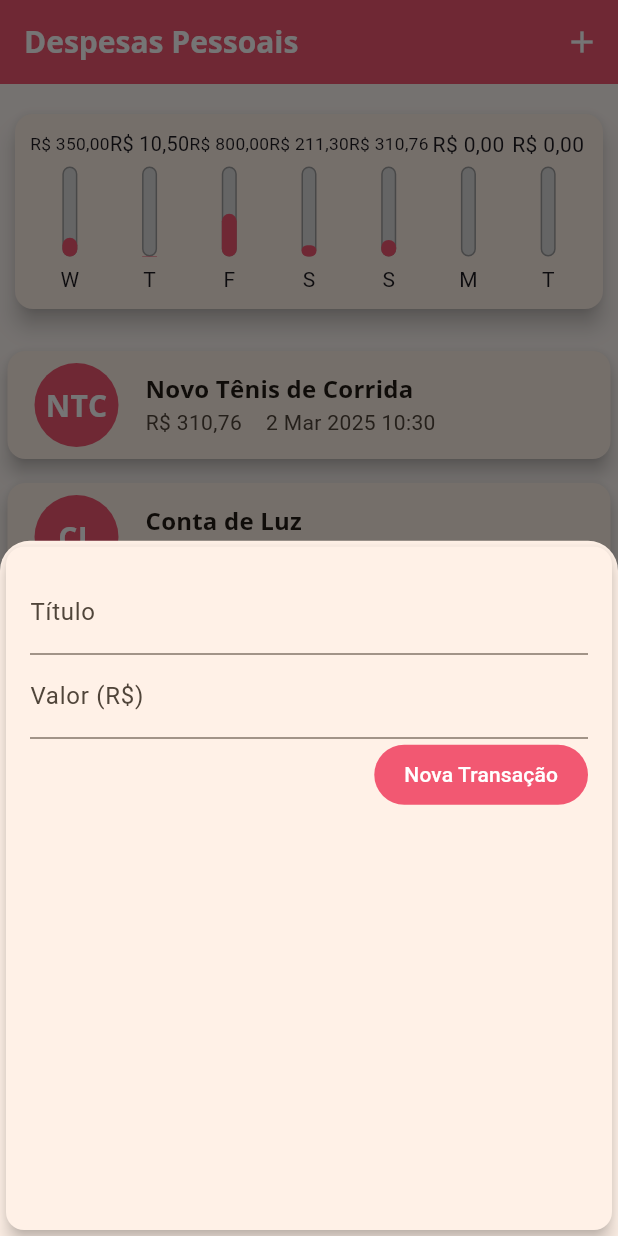
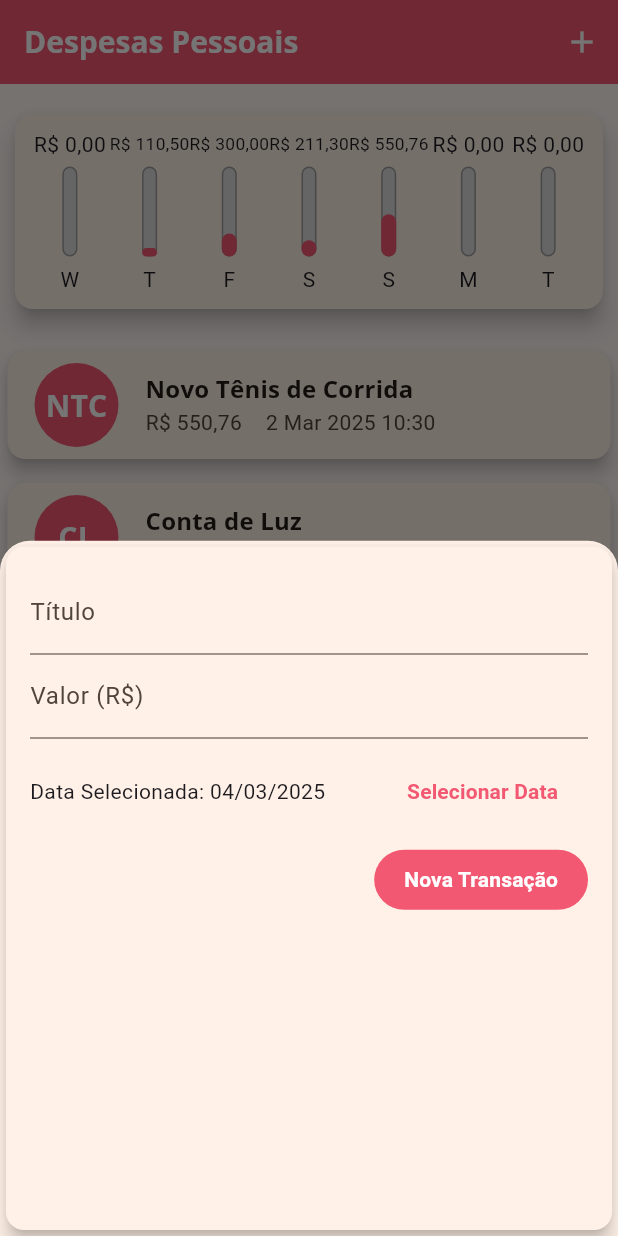
Before and after one commit to IsaiasFernandes/expenses_flutter, a Flutter app: the screen it shows after launch, after a tap on the "add" icon, on a phone screen of 412 x 824 dp. Run offline on Flutter 3.47's test engine with Material 3 defaults, Android fonts, the phone set to English and light mode, and no system bars; our stand-ins replace flutter_multi_formatter.

Commit message:
adicionando data no formulario.

```diff
--- a/lib/presentation/viewmodels/transactionViewmodel.dart
+++ b/lib/presentation/viewmodels/transactionViewmodel.dart
@@ -7,20 +7,19 @@ import '../../domain/models/transaction.dart';
 class TransactionViewModel extends ChangeNotifier {
 
   final List<Transaction> _transactions = [
-    Transaction(id: 'T1', title: 'Novo Tênis de Corrida', value: 310.76, date: DateTime.now().subtract(Duration(days: 2))),
+    Transaction(id: 'T1', title: 'Novo Tênis de Corrida', value: 550.76, date: DateTime.now().subtract(Duration(days: 2))),
     Transaction(id: 'T2', title: 'Conta de Luz', value: 211.30, date: DateTime.now().subtract(Duration(days: 3))),
-    Transaction(id: 'T3', title: 'Conta de Luz', value: 10.50, date: DateTime.now().subtract(Duration(days: 5))),
-    Transaction(id: 'T4', title: 'Conta de Luz', value: 800.00, date: DateTime.now().subtract(Duration(days: 4))),
-    Transaction(id: 'T5', title: 'Conta de Luz', value: 350.00, date: DateTime.now().subtract(Duration(days: 6)))
+    Transaction(id: 'T3', title: 'Conta de agua', value: 110.50, date: DateTime.now().subtract(Duration(days: 5))),
+    Transaction(id: 'T4', title: 'Conta de internet', value: 300.00, date: DateTime.now().subtract(Duration(days: 4))),
   ];
   List<Transaction> get transactions => _transactions;
 
-  void addTransaction(String title, double value) {
+  void addTransaction(String title, double value, DateTime date) {
     final newTransaction = Transaction(
       id: Random().nextDouble().toString(),
       title: title,
       value: value,
-      date: DateTime.now(),
+      date: date,
     );
 
     _transactions.add(newTransaction);
--- a/lib/presentation/views/home/card/cardAdpter.dart
+++ b/lib/presentation/views/home/card/cardAdpter.dart
@@ -1,5 +1,4 @@
 import 'package:expenses/domain/models/transaction.dart';
-import 'package:expenses/utils/strings.dart';
 import 'package:flutter/material.dart';
 
 import '../../../../utils/CardUtils.dart';
--- a/lib/presentation/views/home/flatbutton/customflatbutton.dart
+++ b/lib/presentation/views/home/flatbutton/customflatbutton.dart
@@ -1,11 +1,17 @@
-import 'package:expenses/utils/strings.dart';
-import 'package:flutter/cupertino.dart';
 import 'package:flutter/material.dart';
 
 class CustomFlatButton extends StatelessWidget {
   final VoidCallback onPressed;
+  final String tituloBotao;
+  final Color? backgroundColor;
+  final Color? foregroundColor;
 
-  CustomFlatButton({required this.onPressed});
+  CustomFlatButton({
+    required this.onPressed,
+    required this.tituloBotao,
+    required this.backgroundColor,
+    required this.foregroundColor,
+  });
 
   @override
   Widget build(BuildContext context) {
@@ -15,11 +21,14 @@ class CustomFlatButton extends StatelessWidget {
         TextButton(
           onPressed: onPressed,
           style: TextButton.styleFrom(
-            backgroundColor: Theme.of(context).primaryColor,
-            foregroundColor: Colors.white,
+            backgroundColor: backgroundColor ?? Theme.of(context).primaryColor,
+            foregroundColor: foregroundColor ?? Colors.white,
             padding: EdgeInsets.symmetric(horizontal: 20, vertical: 10),
           ),
-          child: Text(AppStrings.tituloBotao),
+          child: Text(
+            style: TextStyle(fontWeight: FontWeight.bold),
+            tituloBotao,
+          ),
         ),
       ],
     );
--- a/lib/presentation/views/home/form/transactionInputForm.dart
+++ b/lib/presentation/views/home/form/transactionInputForm.dart
@@ -1,5 +1,6 @@
 import 'package:flutter/material.dart';
 import 'package:flutter_multi_formatter/flutter_multi_formatter.dart';
+import 'package:intl/intl.dart';
 import 'package:provider/provider.dart';
 
 import '../../../../utils/strings.dart';
@@ -12,31 +13,54 @@ class TransactionInputForm extends StatefulWidget {
 }
 
 class _TransactionInputForm extends State<TransactionInputForm> {
-  final titleController = TextEditingController();
-  final valueController = TextEditingController();
+  final _titleController = TextEditingController();
+  final _valueController = TextEditingController();
+  late DateTime _selectedDate = DateTime.now();
 
   double tryParseValue() {
-    return double.tryParse(valueController.text
-        .replaceAll('R\$ ', '')
-        .replaceAll('.', '')
-        .replaceAll(',', '.')) ?? 0;
+    return double.tryParse(
+          _valueController.text
+              .replaceAll('R\$ ', '')
+              .replaceAll('.', '')
+              .replaceAll(',', '.'),
+        ) ??
+        0;
   }
 
   _submitForm(BuildContext context) {
-    final title = titleController.text;
+    final title = _titleController.text;
     final value = tryParseValue();
+    final date = _selectedDate;
 
     if (title.isEmpty || value <= 0) {
       return;
     }
 
-    Provider.of<TransactionViewModel>(context, listen: false)
-        .addTransaction(title, value);
+    Provider.of<TransactionViewModel>(
+      context,
+      listen: false,
+    ).addTransaction(title, value, date);
 
-    titleController.clear();
-    valueController.clear();
+    _titleController.clear();
+    _valueController.clear();
 
     Navigator.of(context).pop();
+  }
+
+  _showdatePicker() {
+    showDatePicker(
+      context: context,
+      initialDate: DateTime.now(),
+      firstDate: DateTime(2025),
+      lastDate: DateTime.now(),
+    ).then((pickedDate) {
+      if (pickedDate == null) {
+        return;
+      }
+      setState(() {
+        _selectedDate = pickedDate;
+      });
+    });
   }
 
   @override
@@ -48,24 +72,47 @@ class _TransactionInputForm extends State<TransactionInputForm> {
         child: Column(
           children: [
             TextField(
-              controller: titleController,
+              controller: _titleController,
               decoration: InputDecoration(labelText: AppStrings.tituloLabel),
               onSubmitted: (_) => _submitForm(context),
             ),
             TextField(
-              controller: valueController,
+              controller: _valueController,
               keyboardType: TextInputType.number,
               inputFormatters: [
                 CurrencyInputFormatter(
                   leadingSymbol: 'R\$',
                   useSymbolPadding: true,
                   thousandSeparator: ThousandSeparator.Period,
-                )
+                ),
               ],
               decoration: InputDecoration(labelText: AppStrings.valorLabel),
               onSubmitted: (_) => _submitForm(context),
             ),
+            Container(
+              height: 70,
+              child: Row(
+                children: [
+                  Expanded(
+                    child: Text(
+                      _selectedDate == null
+                          ? AppStrings.nenhumaDataSeliecionada
+                          : 'Data Selecionada: ${DateFormat('dd/MM/y').format(_selectedDate)}',
+                    ),
+                  ),
+                  CustomFlatButton(
+                    backgroundColor: Colors.transparent,
+                    foregroundColor: Theme.of(context).primaryColor,
+                    tituloBotao: AppStrings.selecionarData,
+                    onPressed: _showdatePicker,
+                  ),
+                ],
+              ),
+            ),
             CustomFlatButton(
+              tituloBotao: AppStrings.novatransacao,
+              backgroundColor: null,
+              foregroundColor: null,
               onPressed: () {
                 FocusScope.of(context).unfocus(); // Fecha o teclado
                 _submitForm(context); // Submete o formulário
--- a/lib/utils/CardUtils.dart
+++ b/lib/utils/CardUtils.dart
@@ -3,7 +3,10 @@
 import 'package:intl/intl.dart';
 
 String formatDate(DateTime date) {
-  return DateFormat('d MMM y HH:mm').format(date);
+  return date.hour == 00 && date.minute == 00 ?
+  DateFormat('d MMM y').format(date) :
+  DateFormat('d MMM y HH:mm').format(date);
+
 }
 
 String formatValue(double value) {
--- a/lib/utils/strings.dart
+++ b/lib/utils/strings.dart
@@ -3,7 +3,9 @@ class AppStrings {
   static const String tituloApp = 'Despesas Pessoais';
   static const String tituloLabel = 'Título';
   static const String valorLabel = 'Valor (R\$)';
-  static const String tituloBotao = 'Nova Transação';
+  static const String novatransacao = 'Nova Transação';
+  static const String selecionarData = 'Selecionar Data';
+  static const String nenhumaDataSeliecionada = 'Nehuma data selecionada!';
   static const String listaTransacoesVazia = 'Nenhuma Transação Cadastrada!';
 }
 
```
